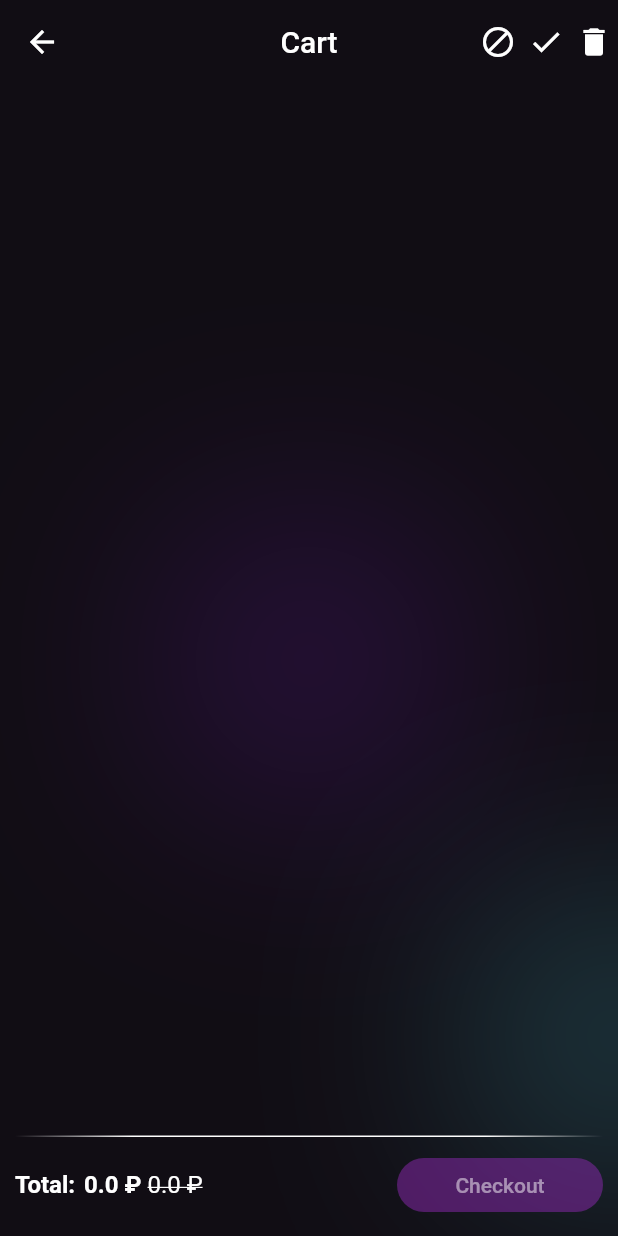
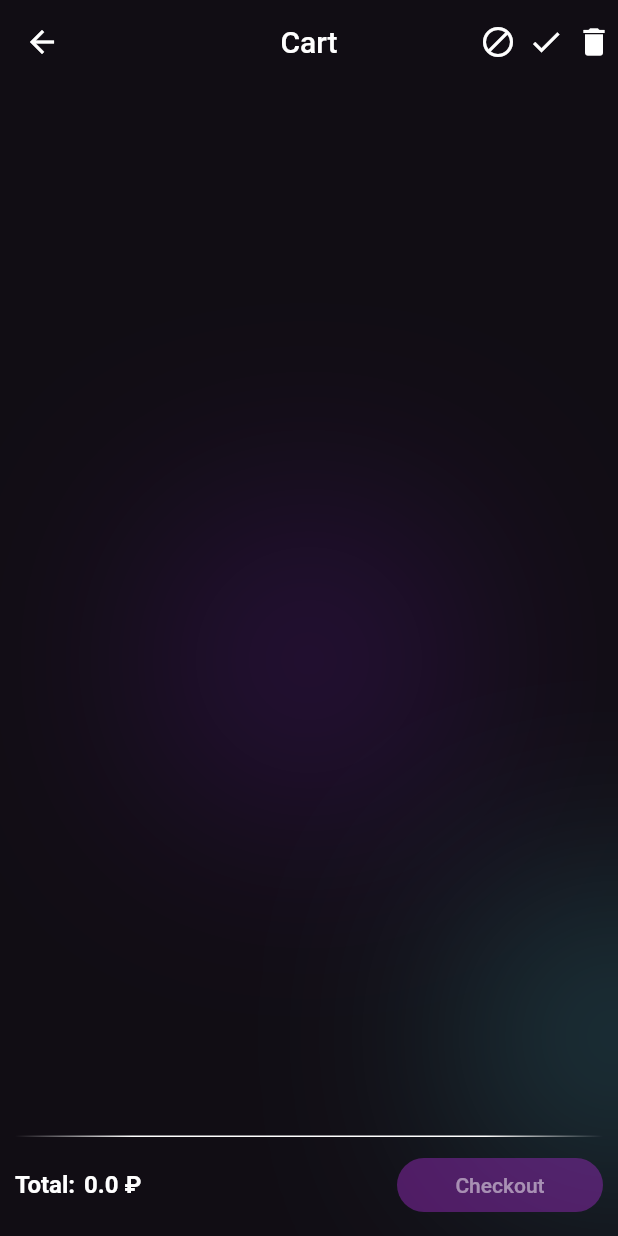
Before and after one commit to BleynChannel/Marketplace, a Flutter app: the CartPage screen opened by its route, after a tap on the "check" icon, after a tap on the "delete" icon, on a phone screen of 412 x 824 dp. Run offline on Flutter 3.47's test engine with Material 2 defaults, Android fonts, the phone set to English and light mode, and no system bars; our stand-ins replace animated_bottom_navigation_bar, device_preview, flutter_svg, font_awesome_flutter, google_fonts, lottie and 3 more.

Commit message:
Updated a Cart Page

```diff
--- a/marketplace/lib/presentation/pages/cart_page.dart
+++ b/marketplace/lib/presentation/pages/cart_page.dart
@@ -92,7 +92,12 @@ class _CartPageState extends State<CartPage> {
     _allPrice = _checkedProduct.fold(
         0.0, (sum, cartProduct) => sum + cartProduct.product.price);
     _allOldPrice = _checkedProduct.fold(
-        0.0, (sum, cartProduct) => sum + cartProduct.product.oldPrice);
+        0.0,
+        (sum, cartProduct) =>
+            sum +
+            (cartProduct.product.price == cartProduct.product.oldPrice
+                ? 0
+                : cartProduct.product.oldPrice));
   }
 
   void _onAllUnchecked() {
@@ -213,13 +218,15 @@ class _CartPageState extends State<CartPage> {
                           ),
                         ),
                         const SizedBox(width: 4),
-                        Text(
-                          "$_allOldPrice ₽",
-                          style: GoogleFonts.roboto(
-                            fontSize: 16,
-                            decoration: TextDecoration.lineThrough,
-                          ),
-                        ),
+                        _allOldPrice != 0
+                            ? Text(
+                                "$_allOldPrice ₽",
+                                style: GoogleFonts.roboto(
+                                  fontSize: 16,
+                                  decoration: TextDecoration.lineThrough,
+                                ),
+                              )
+                            : const SizedBox(),
                       ],
                     ),
                     SizedBox(
```
